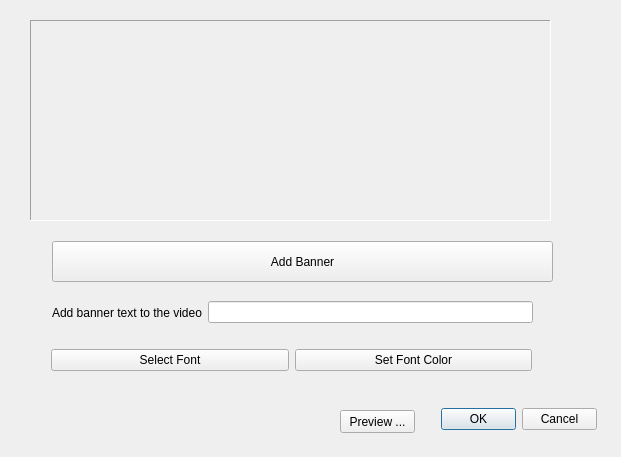
First picture: the form in ui/banner.ui, repository pratikone/videoVenom, before the edit.
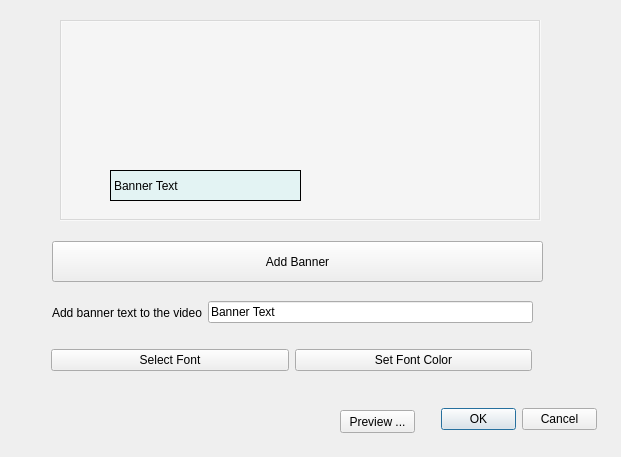
Second picture: the form after the edit.

Commit message: size handler ported to main widget. Learnt that if a QLabel is inside a QFrame, its geometry will result in relative value rather than absolute

```diff
--- a/ui/banner.ui
+++ b/ui/banner.ui
@@ -18,7 +18,7 @@
     <rect>
      <x>52</x>
      <y>241</y>
-     <width>501</width>
+     <width>491</width>
      <height>41</height>
     </rect>
    </property>
@@ -44,7 +44,11 @@
      </widget>
     </item>
     <item>
-     <widget class="QLineEdit" name="bannerText"/>
+     <widget class="QLineEdit" name="bannerText">
+      <property name="text">
+       <string>Banner Text</string>
+      </property>
+     </widget>
     </item>
    </layout>
   </widget>
@@ -87,44 +91,6 @@
     <set>QDialogButtonBox::Cancel|QDialogButtonBox::Ok</set>
    </property>
   </widget>
-  <widget class="QFrame" name="frame">
-   <property name="geometry">
-    <rect>
-     <x>30</x>
-     <y>20</y>
-     <width>521</width>
-     <height>201</height>
-    </rect>
-   </property>
-   <property name="frameShape">
-    <enum>QFrame::Panel</enum>
-   </property>
-   <property name="frameShadow">
-    <enum>QFrame::Sunken</enum>
-   </property>
-   <widget class="QLabel" name="bannerLabel">
-    <property name="geometry">
-     <rect>
-      <x>60</x>
-      <y>150</y>
-      <width>141</width>
-      <height>21</height>
-     </rect>
-    </property>
-    <property name="autoFillBackground">
-     <bool>false</bool>
-    </property>
-    <property name="styleSheet">
-     <string notr="true">background-color: rgba(255, 255, 255, 0)</string>
-    </property>
-    <property name="frameShadow">
-     <enum>QFrame::Plain</enum>
-    </property>
-    <property name="text">
-     <string/>
-    </property>
-   </widget>
-  </widget>
   <widget class="QPushButton" name="previewBtn">
    <property name="geometry">
     <rect>
@@ -138,6 +104,66 @@
     <string>Preview ...</string>
    </property>
   </widget>
+  <widget class="QLabel" name="bannerLabel">
+   <property name="geometry">
+    <rect>
+     <x>110</x>
+     <y>170</y>
+     <width>191</width>
+     <height>31</height>
+    </rect>
+   </property>
+   <property name="autoFillBackground">
+    <bool>false</bool>
+   </property>
+   <property name="styleSheet">
+    <string notr="true">background-color: rgba(200, 240, 240, 100)</string>
+   </property>
+   <property name="frameShape">
+    <enum>QFrame::Box</enum>
+   </property>
+   <property name="frameShadow">
+    <enum>QFrame::Plain</enum>
+   </property>
+   <property name="text">
+    <string>Banner Text</string>
+   </property>
+  </widget>
+  <widget class="QLabel" name="frame">
+   <property name="geometry">
+    <rect>
+     <x>60</x>
+     <y>20</y>
+     <width>481</width>
+     <height>201</height>
+    </rect>
+   </property>
+   <property name="mouseTracking">
+    <bool>false</bool>
+   </property>
+   <property name="autoFillBackground">
+    <bool>false</bool>
+   </property>
+   <property name="styleSheet">
+    <string notr="true">background-color: rgba(255, 255, 255, 100)</string>
+   </property>
+   <property name="frameShape">
+    <enum>QFrame::Box</enum>
+   </property>
+   <property name="frameShadow">
+    <enum>QFrame::Sunken</enum>
+   </property>
+   <property name="text">
+    <string/>
+   </property>
+  </widget>
+  <zorder>frame</zorder>
+  <zorder>bannerBtn</zorder>
+  <zorder>layoutWidget</zorder>
+  <zorder>layoutWidget_2</zorder>
+  <zorder>buttonBox</zorder>
+  <zorder>previewBtn</zorder>
+  <zorder>bannerLabel</zorder>
  </widget>
  <resources/>
  <connections/>
```
The commit also changes 3 other files.
